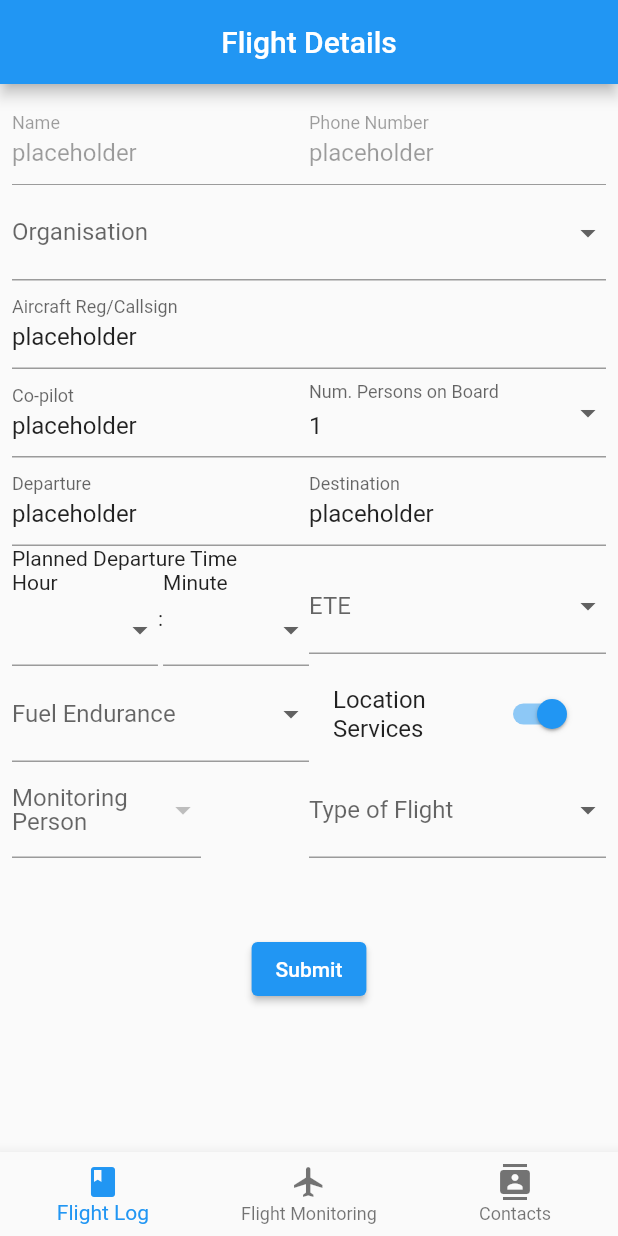
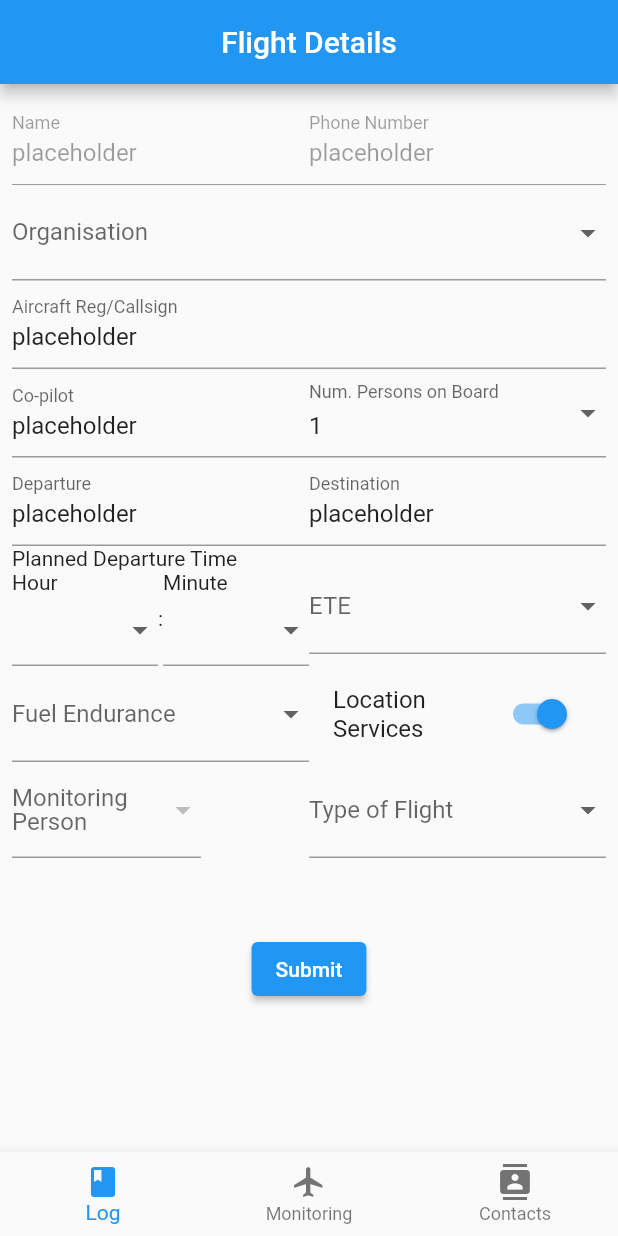
Before and after one commit to Duckmaster/FlightFollower, a Flutter app: the screen it shows after launch, on a phone screen of 412 x 824 dp. Run offline on Flutter 3.47's test engine with Material 2 defaults, Android fonts, the phone set to English and light mode, and no system bars; our stand-ins replace cloud_firestore, firebase_auth, firebase_core, shared_preferences; accounts and stored records are empty.

Commit message:
Renamed nav bar Flight Log and Flight Monitoring to just Log and Monitoring

```diff
--- a/lib/main.dart
+++ b/lib/main.dart
@@ -140,11 +140,11 @@ class _MyHomePageState extends State<MyHomePage> {
           items: const <BottomNavigationBarItem>[
             BottomNavigationBarItem(
               icon: Icon(Icons.book),
-              label: 'Flight Log',
+              label: 'Log',
             ),
             BottomNavigationBarItem(
               icon: Icon(Icons.flight),
-              label: 'Flight Monitoring',
+              label: 'Monitoring',
             ),
             BottomNavigationBarItem(
               icon: Icon(Icons.contacts),
```
